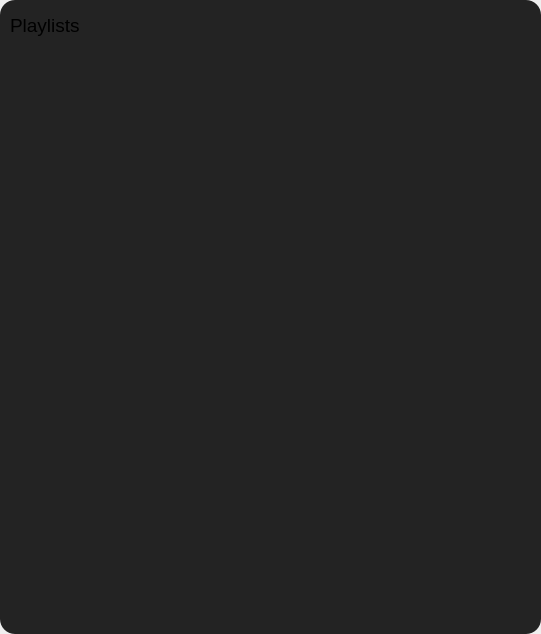
The window that src/frontend/playlists.ui (MilanJzo/eda-mp3) describes before a commit, drawn with Qt 5.
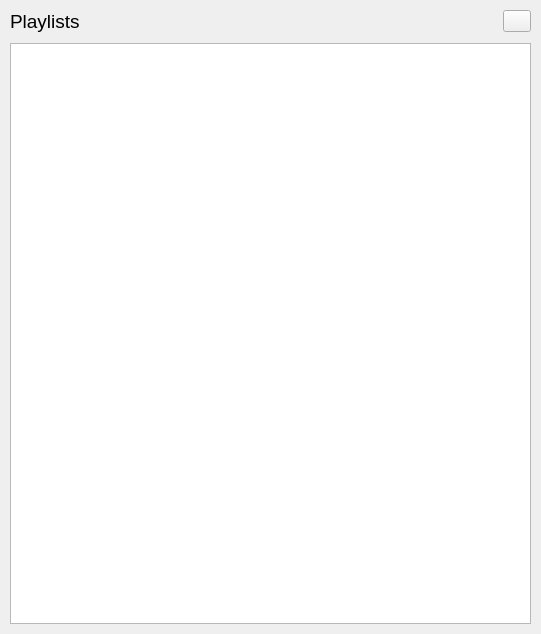
The same window after the commit. Icons and pictures are not drawn.

The edit to the form file:
```diff
--- a/src/frontend/playlists.ui
+++ b/src/frontend/playlists.ui
@@ -32,32 +32,7 @@
    <item>
     <widget class="QWidget" name="content" native="true">
      <property name="styleSheet">
-      <string notr="true">* {
-	background-color: rgb(35, 35, 35);
-}
-
-#content {
-	border-radius: 15px;
-}
-
-#scrollArea {
-	border: none;
-}
-
-QPushButton {
-	min-width: 30px;
-	min-height: 30px;
-	max-height: 30px;
-
-	border: none;
-	border-radius: 15px;
-
-	background-color: rgb(35, 35, 35);
-}
-
-QPushButton:hover {
-	background-color: rgb(53, 53, 53);
-}</string>
+      <string notr="true"/>
      </property>
      <layout class="QVBoxLayout" name="contentLayout">
       <property name="spacing">
@@ -96,14 +71,14 @@
          <widget class="QPushButton" name="addButton">
           <property name="minimumSize">
            <size>
-            <width>30</width>
-            <height>30</height>
+            <width>0</width>
+            <height>0</height>
            </size>
           </property>
           <property name="maximumSize">
            <size>
             <width>28</width>
-            <height>30</height>
+            <height>16777215</height>
            </size>
           </property>
           <property name="text">
@@ -118,21 +93,7 @@
        </layout>
       </item>
       <item>
-       <widget class="QScrollArea" name="scrollArea">
-        <property name="widgetResizable">
-         <bool>true</bool>
-        </property>
-        <widget class="QWidget" name="scrollAreaWidgetContents">
-         <property name="geometry">
-          <rect>
-           <x>0</x>
-           <y>0</y>
-           <width>521</width>
-           <height>572</height>
-          </rect>
-         </property>
-        </widget>
-       </widget>
+       <widget class="QListWidget" name="playlistList"/>
       </item>
      </layout>
     </widget>
```
